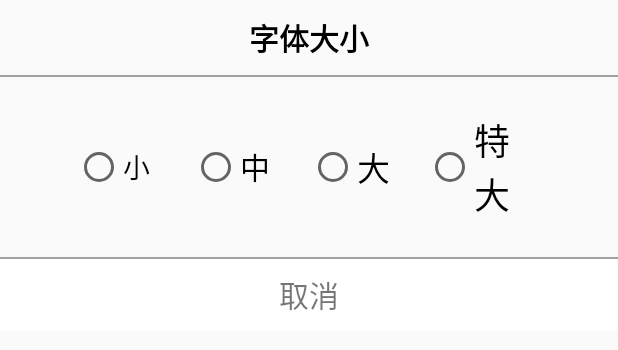
After one commit to LisasBoyfriend/NewsTest, an Android app: the layout dialog_font_size.xml on its own in the app's theme, with its tools: preview values and no code run, on a phone screen of 412 x 824 dp. The commit adds this screen. Shown: the top 350 px of the screen. Run offline under Robolectric (Android 15) with nearby library versions, the phone set to English and light mode, and no system bars.

Commit message:
详情页面添加了对webview的显示，并添加了字体大小修改功能，采用sharedpreference进行记录与使用

```diff
--- a/app/src/main/java/com/yang/newstest/UniteApplication.java
+++ b/app/src/main/java/com/yang/newstest/UniteApplication.java
@@ -2,6 +2,9 @@ package com.yang.newstest;
 
 import android.app.Application;
 import android.content.Context;
+import android.content.SharedPreferences;
+
+import com.yang.newstest.utils.SharePreUtils;
 
 public class UniteApplication extends Application {
     //软件初始化操作
@@ -11,6 +14,8 @@ public class UniteApplication extends Application {
     public void onCreate() {
         context = getApplicationContext();
         super.onCreate();
+        SharedPreferences sharedPreferences = SharePreUtils.getSharedPreferences(SharePreUtils.WEBVIEW_INFO, MODE_PRIVATE);
+        SharePreUtils.putIntInfoToSP(SharePreUtils.WEBVIEW_SIZE, 100, sharedPreferences);
     }
 
     public static Context getContext(){
--- a/app/src/main/java/com/yang/newstest/itemviewbinder/NewsBean2ViewBinder.java
+++ b/app/src/main/java/com/yang/newstest/itemviewbinder/NewsBean2ViewBinder.java
@@ -42,9 +42,8 @@ public class NewsBean2ViewBinder extends ItemViewBinder<NewsBean.DocsBean.ListBe
             @Override
             public void onClick(View view) {
                 Log.i("ViewBinding2", "onClick: ");
-                Intent intent = new Intent(UniteApplication.getContext(), DetailActivity.class);
-                intent.addFlags(Intent.FLAG_ACTIVITY_NEW_TASK);
-                UniteApplication.getContext().startActivity(intent);            }
+                String url = listBean.getLinkUrl();
+                DetailActivity.start(UniteApplication.getContext(), url);          }
         });
     }
 
--- a/app/src/main/java/com/yang/newstest/itemviewbinder/NewsBean3ViewBinder.java
+++ b/app/src/main/java/com/yang/newstest/itemviewbinder/NewsBean3ViewBinder.java
@@ -42,9 +42,8 @@ public class NewsBean3ViewBinder extends ItemViewBinder<NewsBean.DocsBean.ListBe
             @Override
             public void onClick(View view) {
                 Log.i("ViewBinding3", "onClick: ");
-                Intent intent = new Intent(UniteApplication.getContext(), DetailActivity.class);
-                intent.addFlags(Intent.FLAG_ACTIVITY_NEW_TASK);
-                UniteApplication.getContext().startActivity(intent);            }
+                String url = listBean.getLinkUrl();
+                DetailActivity.start(UniteApplication.getContext(), url);            }
         });
     }
 
--- a/app/src/main/java/com/yang/newstest/itemviewbinder/NewsBean4ViewBinder.java
+++ b/app/src/main/java/com/yang/newstest/itemviewbinder/NewsBean4ViewBinder.java
@@ -39,9 +39,8 @@ public class NewsBean4ViewBinder extends ItemViewBinder<NewsBean.DocsBean.ListBe
             @Override
             public void onClick(View view) {
                 Log.i("ViewBinding4", "onClick: ");
-                Intent intent = new Intent(UniteApplication.getContext(), DetailActivity.class);
-                intent.addFlags(Intent.FLAG_ACTIVITY_NEW_TASK);
-                UniteApplication.getContext().startActivity(intent);            }
+                String url = listBean.getLinkUrl();
+                DetailActivity.start(UniteApplication.getContext(), url);           }
         });
     }
 
--- a/app/src/main/res/layout/activity_detail.xml
+++ b/app/src/main/res/layout/activity_detail.xml
@@ -46,7 +46,8 @@
 
 
     <WebView
-        android:id="@+id/wv_news"
+        android:id="@+id/wb_news"
         android:layout_width="match_parent"
-        android:layout_height="match_parent" />
+        android:layout_height="match_parent"
+        />
 </LinearLayout>
--- /dev/null
+++ b/app/src/main/res/layout/dialog_font_size.xml
@@ -0,0 +1,70 @@
+<?xml version="1.0" encoding="utf-8"?>
+<LinearLayout xmlns:android="http://schemas.android.com/apk/res/android"
+    android:layout_width="match_parent"
+    android:layout_height="220dp"
+    android:orientation="vertical">
+    <TextView
+        android:layout_width="match_parent"
+        android:layout_height="wrap_content"
+        android:padding="10dp"
+        android:textSize="20sp"
+        android:textStyle="bold"
+        android:gravity="center"
+        android:textColor="@color/black"
+        android:text="@string/font_size"/>
+    <View
+        android:layout_width="match_parent"
+        android:layout_height="1dp"
+        android:background="@color/grey"/>
+    <RadioGroup
+        android:id="@+id/rg_dialog"
+        android:layout_width="match_parent"
+        android:layout_height="120dp"
+        android:layout_marginLeft="50dp"
+        android:layout_marginRight="50dp"
+        android:gravity="center"
+        android:orientation="horizontal">
+        <RadioButton
+            android:id="@+id/rb_dialog_small"
+            android:layout_width="0dp"
+            android:layout_weight="1"
+            android:layout_height="wrap_content"
+            android:text="@string/font_size_small"
+            android:textSize="18sp"/>
+        <RadioButton
+            android:id="@+id/rb_dialog_medium"
+            android:layout_width="0dp"
+            android:layout_weight="1"
+            android:layout_height="wrap_content"
+            android:text="@string/font_size_medium"
+            android:textSize="20sp"/>
+        <RadioButton
+            android:id="@+id/rb_dialog_big"
+            android:layout_width="0dp"
+            android:layout_weight="1"
+            android:layout_height="wrap_content"
+            android:text="@string/font_size_big"
+            android:textSize="22sp"/>
+        <RadioButton
+            android:id="@+id/rb_dialog_large"
+            android:layout_width="0dp"
+            android:layout_weight="1"
+            android:layout_height="wrap_content"
+            android:text="@string/font_size_large"
+            android:textSize="24sp"/>
+    </RadioGroup>
+    <View
+        android:layout_width="match_parent"
+        android:layout_height="1dp"
+        android:background="@color/grey"/>
+    <TextView
+        android:id="@+id/tv_dialog_cancel"
+        android:layout_width="match_parent"
+        android:layout_height="match_parent"
+        android:gravity="center"
+        android:text="@string/cancel"
+        android:clickable="true"
+        android:background="@drawable/selector_item"
+        android:textSize="20sp"/>
+
+</LinearLayout>
--- a/app/src/main/res/values/strings.xml
+++ b/app/src/main/res/values/strings.xml
@@ -5,4 +5,12 @@
     <string name="zhuanti">专题</string>
     <string name="wode">我的</string>
     <string name="click_to_skip">s 跳过</string>
+    <string name="font_size_small">小</string>
+    <string name="font_size_medium">中</string>
+    <string name="font_size_big">大</string>
+    <string name="font_size_large">特大</string>
+    <string name="font_size">字体大小</string>
+    <string name="cancel">取消</string>
+
+
 </resources>
```
Also changed, not shown: app/src/main/java/com/yang/newstest/DetailActivity.java (+137 -15 lines), app/src/main/java/com/yang/newstest/itemviewbinder/NewsBean1ViewBinder.java (+3 -4 lines), app/src/main/java/com/yang/newstest/utils/SharePreUtils.java (added, +51 -0 lines), app/src/main/res/mipmap-xxhdpi/splash.jpg.
